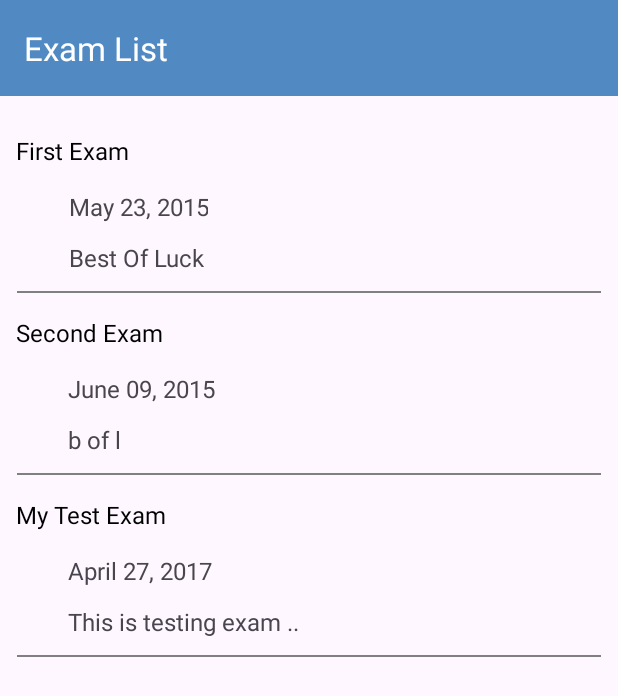
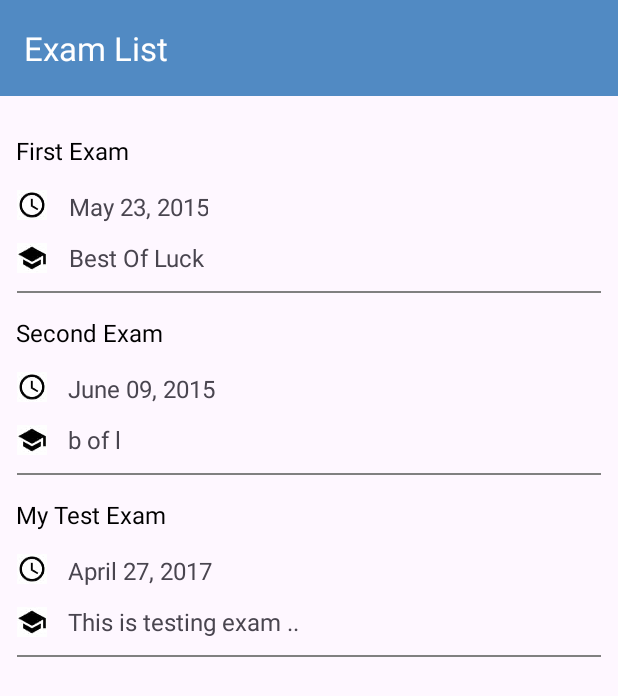
Before and after one commit to ThuHiep/63130428-AndroidProgramming, an Android app: the screen it shows after launch (MainActivity), on a phone screen of 412 x 824 dp. Shown: the top 696 px of the screen. Run offline under Robolectric (Android 15) with nearby library versions, the phone set to English and light mode, and no system bars.

Commit message:
hoàn thành bài thực hành recyclerView

```diff
--- a/Baithuchanh_RecyclerView/app/src/main/res/layout/testexam_card.xml
+++ b/Baithuchanh_RecyclerView/app/src/main/res/layout/testexam_card.xml
@@ -17,20 +17,18 @@
         android:textSize="16sp"
         app:layout_constraintEnd_toEndOf="parent"
         app:layout_constraintStart_toStartOf="parent"
-        app:layout_constraintTop_toTopOf="parent"></TextView>
+        app:layout_constraintTop_toTopOf="parent"/>
 
     <ImageView
         android:id="@+id/examPic"
-        android:layout_width="25dp"
-        android:layout_height="25dp"
+        android:layout_width="20dp"
+        android:layout_height="20dp"
         android:layout_below="@+id/examName"
         android:layout_marginStart="10dp"
         android:layout_marginTop="15dp"
-        app:layout_constraintEnd_toStartOf="@+id/examName"
-        app:layout_constraintHorizontal_bias="0.0"
         app:layout_constraintStart_toStartOf="parent"
         app:layout_constraintTop_toBottomOf="@+id/examName"
-        app:srcCompat="@drawable/clock"></ImageView>
+        app:srcCompat="@drawable/clock" />
 
     <TextView
         android:id="@+id/examDate"
@@ -43,22 +41,19 @@
         android:gravity="center"
         android:textSize="16sp"
         app:layout_constraintStart_toStartOf="parent"
-        app:layout_constraintTop_toBottomOf="@+id/examName"></TextView>
+        app:layout_constraintTop_toBottomOf="@+id/examName"/>
+
 
     <ImageView
         android:id="@+id/examPic2"
-        android:layout_width="25dp"
-        android:layout_height="25dp"
+        android:layout_width="20dp"
+        android:layout_height="20dp"
         android:layout_below="@+id/examName"
         android:layout_marginStart="10dp"
         android:layout_marginTop="15dp"
-        app:layout_constraintBottom_toBottomOf="@+id/examMessage"
-        app:layout_constraintEnd_toStartOf="@+id/examName"
-        app:layout_constraintHorizontal_bias="0.0"
         app:layout_constraintStart_toStartOf="parent"
-        app:layout_constraintTop_toBottomOf="@+id/examDate"
-        app:layout_constraintVertical_bias="1.0"
-        app:srcCompat="@drawable/st"></ImageView>
+        app:layout_constraintTop_toBottomOf="@+id/examPic"
+        app:srcCompat="@drawable/st" />
 
     <TextView
         android:id="@+id/examMessage"
```
Also changed, not shown: Baithuchanh_RecyclerView/app/src/main/res/drawable/clock.jpg, Baithuchanh_RecyclerView/app/src/main/res/drawable/st.jpg.
